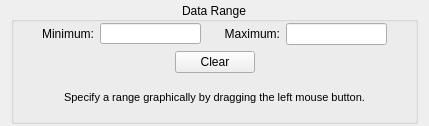
Above: code/guitools/Histogram/RangeControlsWidget.ui from radio-astro/casa before the change. Below: the same form after it.
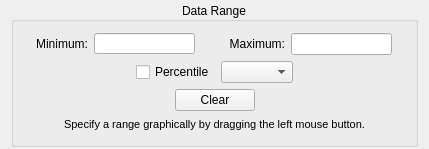
That is the form after the change.

Patch:
```diff
--- a/code/guitools/Histogram/RangeControlsWidget.ui
+++ b/code/guitools/Histogram/RangeControlsWidget.ui
@@ -7,7 +7,7 @@
     <x>0</x>
     <y>0</y>
     <width>429</width>
-    <height>126</height>
+    <height>149</height>
    </rect>
   </property>
   <property name="minimumSize">
@@ -35,16 +35,10 @@
       <set>Qt::AlignCenter</set>
      </property>
      <layout class="QVBoxLayout" name="verticalLayout">
-      <property name="topMargin">
-       <number>1</number>
-      </property>
-      <property name="bottomMargin">
-       <number>4</number>
-      </property>
       <item>
        <layout class="QHBoxLayout" name="horizontalLayout_3">
         <item>
-         <layout class="QHBoxLayout" name="horizontalLayout_2">
+         <layout class="QHBoxLayout" name="horizontalLayout">
           <item>
            <spacer name="horizontalSpacer_5">
             <property name="orientation">
@@ -52,7 +46,7 @@
             </property>
             <property name="sizeHint" stdset="0">
              <size>
-              <width>40</width>
+              <width>13</width>
               <height>20</height>
              </size>
             </property>
@@ -93,31 +87,31 @@
             </property>
            </widget>
           </item>
+          <item>
+           <spacer name="horizontalSpacer_6">
+            <property name="orientation">
+             <enum>Qt::Horizontal</enum>
+            </property>
+            <property name="sizeHint" stdset="0">
+             <size>
+              <width>13</width>
+              <height>20</height>
+             </size>
+            </property>
+           </spacer>
+          </item>
          </layout>
         </item>
         <item>
-         <spacer name="horizontalSpacer_4">
-          <property name="orientation">
-           <enum>Qt::Horizontal</enum>
-          </property>
-          <property name="sizeHint" stdset="0">
-           <size>
-            <width>18</width>
-            <height>20</height>
-           </size>
-          </property>
-         </spacer>
-        </item>
-        <item>
-         <layout class="QHBoxLayout" name="horizontalLayout">
+         <layout class="QHBoxLayout" name="maxLayout">
           <item>
-           <spacer name="horizontalSpacer_8">
+           <spacer name="horizontalSpacer_4">
             <property name="orientation">
              <enum>Qt::Horizontal</enum>
             </property>
             <property name="sizeHint" stdset="0">
              <size>
-              <width>40</width>
+              <width>18</width>
               <height>20</height>
              </size>
             </property>
@@ -161,10 +155,57 @@
             </property>
            </widget>
           </item>
+          <item>
+           <spacer name="maxSpacer">
+            <property name="orientation">
+             <enum>Qt::Horizontal</enum>
+            </property>
+            <property name="sizeHint" stdset="0">
+             <size>
+              <width>13</width>
+              <height>20</height>
+             </size>
+            </property>
+           </spacer>
+          </item>
          </layout>
         </item>
+       </layout>
+      </item>
+      <item>
+       <layout class="QHBoxLayout" name="horizontalLayout_6">
         <item>
-         <spacer name="horizontalSpacer_6">
+         <spacer name="horizontalSpacer_9">
+          <property name="orientation">
+           <enum>Qt::Horizontal</enum>
+          </property>
+          <property name="sizeHint" stdset="0">
+           <size>
+            <width>40</width>
+            <height>20</height>
+           </size>
+          </property>
+         </spacer>
+        </item>
+        <item>
+         <widget class="QCheckBox" name="percentileCheckBox">
+          <property name="toolTip">
+           <string>Set the data range based on a percentile.</string>
+          </property>
+          <property name="text">
+           <string>Percentile</string>
+          </property>
+         </widget>
+        </item>
+        <item>
+         <widget class="QComboBox" name="percentileComboBox">
+          <property name="toolTip">
+           <string>Specify the percentage of data to include in the range.</string>
+          </property>
+         </widget>
+        </item>
+        <item>
+         <spacer name="horizontalSpacer_10">
           <property name="orientation">
            <enum>Qt::Horizontal</enum>
           </property>
```
Left out of the diff: 2 changed lines with no effect on the pictures.
